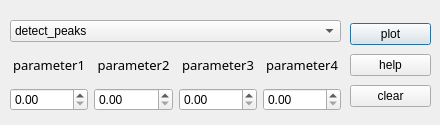
Before: the Qt Designer form utils/findpeaks/findpeaksdialog.ui in mrvx666/Rock-spectrum-assistant, drawn with Qt 5.
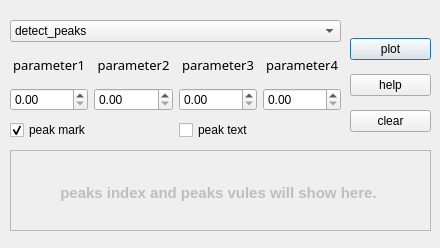
After: the same form once the commit is applied. Icons and pictures are not drawn.

The edit to the form file:
```diff
--- a/utils/findpeaks/findpeaksdialog.ui
+++ b/utils/findpeaks/findpeaksdialog.ui
@@ -7,7 +7,7 @@
     <x>0</x>
     <y>0</y>
     <width>440</width>
-    <height>125</height>
+    <height>248</height>
    </rect>
   </property>
   <property name="windowTitle">
@@ -148,9 +148,9 @@
    <property name="geometry">
     <rect>
      <x>350</x>
-     <y>20</y>
+     <y>30</y>
      <width>81</width>
-     <height>91</height>
+     <height>111</height>
     </rect>
    </property>
    <layout class="QVBoxLayout" name="verticalLayout_3">
@@ -177,6 +177,57 @@
     </item>
    </layout>
   </widget>
+  <widget class="QWidget" name="horizontalLayoutWidget">
+   <property name="geometry">
+    <rect>
+     <x>10</x>
+     <y>120</y>
+     <width>331</width>
+     <height>21</height>
+    </rect>
+   </property>
+   <layout class="QHBoxLayout" name="horizontalLayout_2">
+    <item>
+     <widget class="QCheckBox" name="peakmarkcheckbox">
+      <property name="text">
+       <string>peak mark</string>
+      </property>
+      <property name="checked">
+       <bool>true</bool>
+      </property>
+     </widget>
+    </item>
+    <item>
+     <widget class="QCheckBox" name="peaktextchebox">
+      <property name="text">
+       <string>peak text</string>
+      </property>
+     </widget>
+    </item>
+   </layout>
+  </widget>
+  <widget class="QTextEdit" name="textEdit">
+   <property name="enabled">
+    <bool>false</bool>
+   </property>
+   <property name="geometry">
+    <rect>
+     <x>10</x>
+     <y>150</y>
+     <width>421</width>
+     <height>81</height>
+    </rect>
+   </property>
+   <property name="html">
+    <string>&lt;!DOCTYPE HTML PUBLIC &quot;-//W3C//DTD HTML 4.0//EN&quot; &quot;http://www.w3.org/TR/REC-html40/strict.dtd&quot;&gt;
+&lt;html&gt;&lt;head&gt;&lt;meta name=&quot;qrichtext&quot; content=&quot;1&quot; /&gt;&lt;style type=&quot;text/css&quot;&gt;
+p, li { white-space: pre-wrap; }
+&lt;/style&gt;&lt;/head&gt;&lt;body style=&quot; font-family:'SimSun'; font-size:9pt; font-weight:400; font-style:normal;&quot;&gt;
+&lt;p align=&quot;center&quot; style=&quot;-qt-paragraph-type:empty; margin-top:0px; margin-bottom:0px; margin-left:0px; margin-right:0px; -qt-block-indent:0; text-indent:0px;&quot;&gt;&lt;br /&gt;&lt;/p&gt;
+&lt;p align=&quot;center&quot; style=&quot;-qt-paragraph-type:empty; margin-top:0px; margin-bottom:0px; margin-left:0px; margin-right:0px; -qt-block-indent:0; text-indent:0px; font-size:10pt;&quot;&gt;&lt;br /&gt;&lt;/p&gt;
+&lt;p align=&quot;center&quot; style=&quot; margin-top:0px; margin-bottom:0px; margin-left:0px; margin-right:0px; -qt-block-indent:0; text-indent:0px;&quot;&gt;&lt;span style=&quot; font-size:11pt; font-weight:600;&quot;&gt;peaks index and peaks vules will show here. &lt;/span&gt;&lt;/p&gt;&lt;/body&gt;&lt;/html&gt;</string>
+   </property>
+  </widget>
  </widget>
  <resources>
   <include location="../../apprcc.qrc"/>
```
